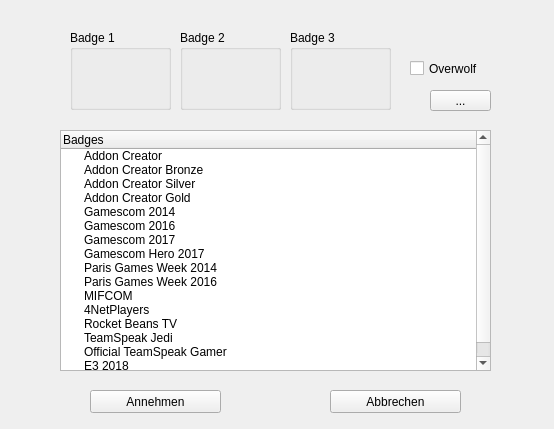
Qt form customBadges/QtConfig.ui (exp111/TS3PatchExtensions) before a commit.
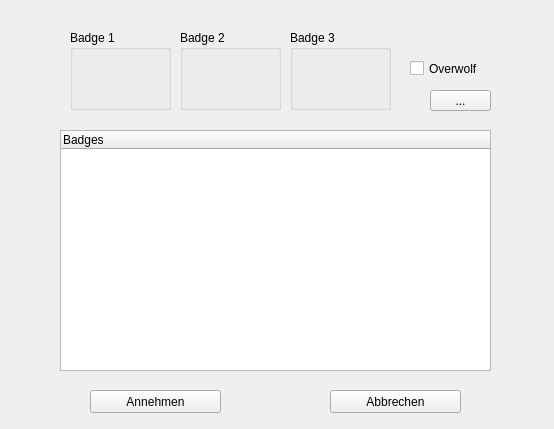
The same form after that commit. Icons and pictures are not drawn. Custom widgets are drawn as their Qt base class.

Commit message: UI overhaul (icons & tooltips stolen from bluscream)

What changed in the file:
```diff
--- a/customBadges/QtConfig.ui
+++ b/customBadges/QtConfig.ui
@@ -49,155 +49,14 @@
        <height>241</height>
       </rect>
      </property>
+     <property name="indentation">
+      <number>0</number>
+     </property>
      <column>
       <property name="text">
        <string>Badges</string>
       </property>
      </column>
-     <item>
-      <property name="text">
-       <string>Addon Creator</string>
-      </property>
-      <property name="icon">
-       <iconset>
-        <normaloff>:/badge/icons/addon_author.png</normaloff>:/badge/icons/addon_author.png</iconset>
-      </property>
-     </item>
-     <item>
-      <property name="text">
-       <string>Addon Creator Bronze</string>
-      </property>
-      <property name="icon">
-       <iconset>
-        <normaloff>:/badge/icons/addon_author_bronze.png</normaloff>:/badge/icons/addon_author_bronze.png</iconset>
-      </property>
-     </item>
-     <item>
-      <property name="text">
-       <string>Addon Creator Silver</string>
-      </property>
-      <property name="icon">
-       <iconset>
-        <normaloff>:/badge/icons/addon_author_silver.png</normaloff>:/badge/icons/addon_author_silver.png</iconset>
-      </property>
-     </item>
-     <item>
-      <property name="text">
-       <string>Addon Creator Gold</string>
-      </property>
-      <property name="icon">
-       <iconset>
-        <normaloff>:/badge/icons/addon_author_gold.png</normaloff>:/badge/icons/addon_author_gold.png</iconset>
-      </property>
-     </item>
-     <item>
-      <property name="text">
-       <string>Gamescom 2014</string>
-      </property>
-      <property name="icon">
-       <iconset>
-        <normaloff>:/badge/icons/gamescom_2014.png</normaloff>:/badge/icons/gamescom_2014.png</iconset>
-      </property>
-     </item>
-     <item>
-      <property name="text">
-       <string>Gamescom 2016</string>
-      </property>
-      <property name="icon">
-       <iconset>
-        <normaloff>:/badge/icons/gamescom_2016.png</normaloff>:/badge/icons/gamescom_2016.png</iconset>
-      </property>
-     </item>
-     <item>
-      <property name="text">
-       <string>Gamescom 2017</string>
-      </property>
-      <property name="icon">
-       <iconset>
-        <normaloff>:/badge/icons/gamescom_2017.png</normaloff>:/badge/icons/gamescom_2017.png</iconset>
-      </property>
-     </item>
-     <item>
-      <property name="text">
-       <string>Gamescom Hero 2017</string>
-      </property>
-      <property name="icon">
-       <iconset>
-        <normaloff>:/badge/icons/hero_2017.png</normaloff>:/badge/icons/hero_2017.png</iconset>
-      </property>
-     </item>
-     <item>
-      <property name="text">
-       <string>Paris Games Week 2014</string>
-      </property>
-      <property name="icon">
-       <iconset>
-        <normaloff>:/badge/icons/paris_gamesweek_2014.png</normaloff>:/badge/icons/paris_gamesweek_2014.png</iconset>
-      </property>
-     </item>
-     <item>
-      <property name="text">
-       <string>Paris Games Week 2016</string>
-      </property>
-      <property name="icon">
-       <iconset>
-        <normaloff>:/badge/icons/paris_gamesweek_2016.png</normaloff>:/badge/icons/paris_gamesweek_2016.png</iconset>
-      </property>
-     </item>
-     <item>
-      <property name="text">
-       <string>MIFCOM</string>
-      </property>
-      <property name="icon">
-       <iconset>
-        <normaloff>:/badge/icons/mifcom.png</normaloff>:/badge/icons/mifcom.png</iconset>
-      </property>
-     </item>
-     <item>
-      <property name="text">
-       <string>4NetPlayers</string>
-      </property>
-      <property name="icon">
-       <iconset>
-        <normaloff>:/badge/icons/4netplayers.png</normaloff>:/badge/icons/4netplayers.png</iconset>
-      </property>
-     </item>
-     <item>
-      <property name="text">
-       <string>Rocket Beans TV</string>
-      </property>
-      <property name="icon">
-       <iconset>
-        <normaloff>:/badge/icons/rbtv.png</normaloff>:/badge/icons/rbtv.png</iconset>
-      </property>
-     </item>
-     <item>
-      <property name="text">
-       <string>TeamSpeak Jedi</string>
-      </property>
-      <property name="icon">
-       <iconset>
-        <normaloff>:/badge/icons/ts_early_2018.png</normaloff>:/badge/icons/ts_early_2018.png</iconset>
-      </property>
-     </item>
-     <item>
-      <property name="text">
-       <string>Official TeamSpeak Gamer</string>
-      </property>
-      <property name="icon">
-       <iconset>
-        <normaloff>:/badge/icons/ts_2018.png</normaloff>:/badge/icons/ts_2018.png</iconset>
-      </property>
-     </item>
-     <item>
-      <property name="text">
-       <string>E3 2018</string>
-      </property>
-      <property name="icon">
-       <iconset>
-        <normaloff>:/badge/icons/e3_2018.png</normaloff>:/badge/icons/e3_2018.png</iconset>
-      </property>
-     </item>
     </widget>
     <widget class="QGroupBox" name="badge1Box">
      <property name="geometry">
```
The commit also changes 4 other files.
